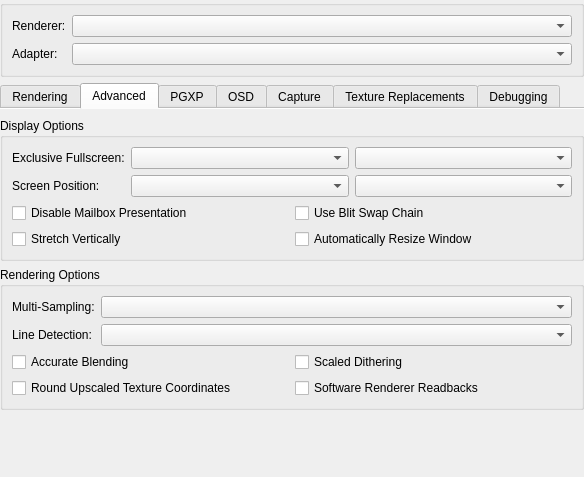
Before: the Qt Designer form src/duckstation-qt/graphicssettingswidget.ui in kofxi3584karlayang/duckstation, drawn with Qt 5.
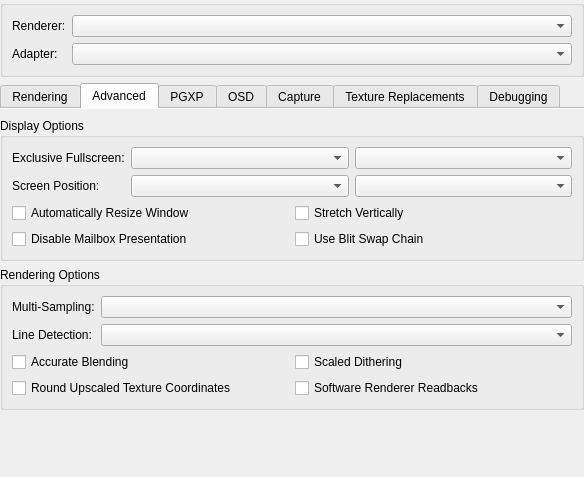
After: the same form once the commit is applied. The open tabs and pages were chosen to show the change.

Commit message: Qt: Fix gap in advanced graphics settings on Linux

```diff
--- a/src/duckstation-qt/graphicssettingswidget.ui
+++ b/src/duckstation-qt/graphicssettingswidget.ui
@@ -334,34 +334,34 @@
           </item>
           <item row="2" column="0" colspan="2">
            <layout class="QGridLayout" name="advancedDisplayOptionsLayout">
-            <item row="0" column="0">
+            <item row="1" column="0">
              <widget class="QCheckBox" name="disableMailboxPresentation">
               <property name="text">
                <string>Disable Mailbox Presentation</string>
               </property>
              </widget>
             </item>
-            <item row="1" column="0">
-             <widget class="QCheckBox" name="stretchDisplayVertically">
-              <property name="text">
-               <string>Stretch Vertically</string>
-              </property>
-             </widget>
-            </item>
-            <item row="0" column="1">
+            <item row="1" column="1">
              <widget class="QCheckBox" name="blitSwapChain">
               <property name="text">
                <string>Use Blit Swap Chain</string>
               </property>
              </widget>
             </item>
-            <item row="1" column="1">
+            <item row="0" column="0">
              <widget class="QCheckBox" name="automaticallyResizeWindow">
               <property name="text">
                <string>Automatically Resize Window</string>
               </property>
              </widget>
             </item>
+            <item row="0" column="1">
+             <widget class="QCheckBox" name="stretchDisplayVertically">
+              <property name="text">
+               <string>Stretch Vertically</string>
+              </property>
+             </widget>
+            </item>
            </layout>
           </item>
           <item row="1" column="1">
```
